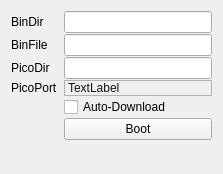
First picture: the form in picoUi/picoform.ui, repository rbehm-ibb/pico-util, before the edit.
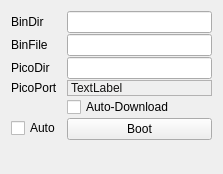
Second picture: the form after the edit. Icons and pictures are not drawn.

Commit message: add autoDl checkbox add cmdline parm for bindir

The edit to the form file:
```diff
--- a/picoUi/picoform.ui
+++ b/picoUi/picoform.ui
@@ -514,6 +514,7 @@
        </property>
        <property name="font">
         <font>
+         <weight>50</weight>
          <bold>false</bold>
         </font>
        </property>
@@ -555,6 +556,16 @@
        </property>
       </widget>
      </item>
+     <item row="6" column="0">
+      <widget class="QCheckBox" name="autoDl">
+       <property name="toolTip">
+        <string>&lt;html&gt;&lt;head/&gt;&lt;body&gt;&lt;p&gt;Download automatically after reset when binary is avail.&lt;/p&gt;&lt;/body&gt;&lt;/html&gt;</string>
+       </property>
+       <property name="text">
+        <string>Auto</string>
+       </property>
+      </widget>
+     </item>
     </layout>
    </item>
   </layout>
```
Left out of the diff: 10 changed lines with no effect on the pictures. The commit also changes 8 other files.
